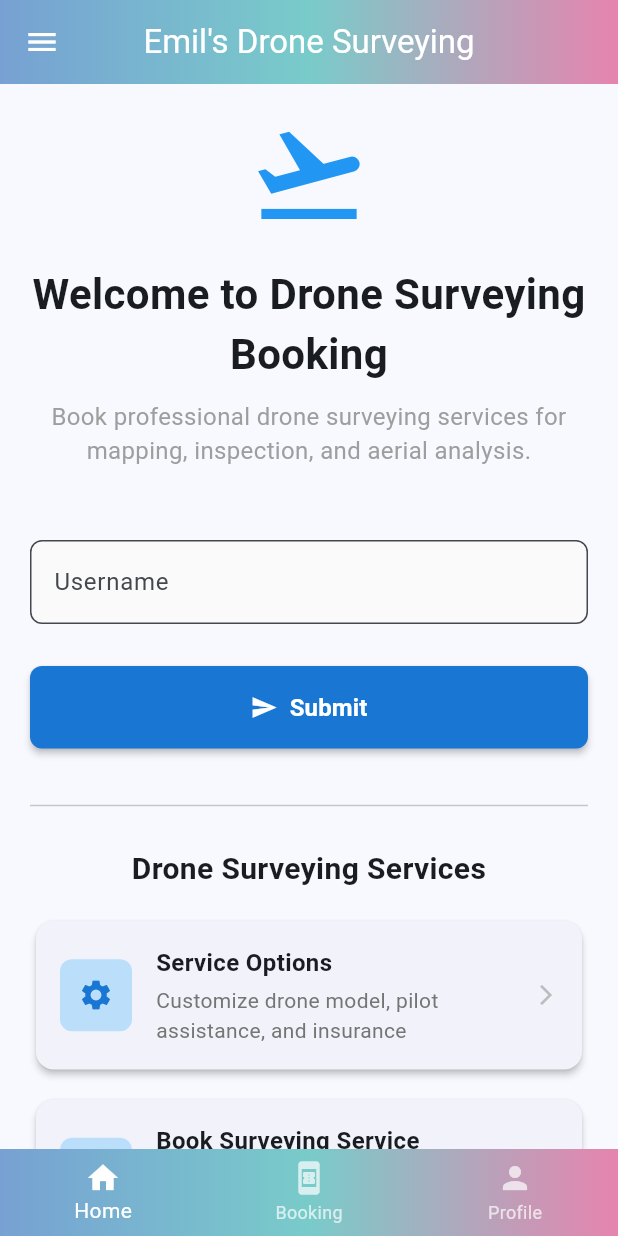
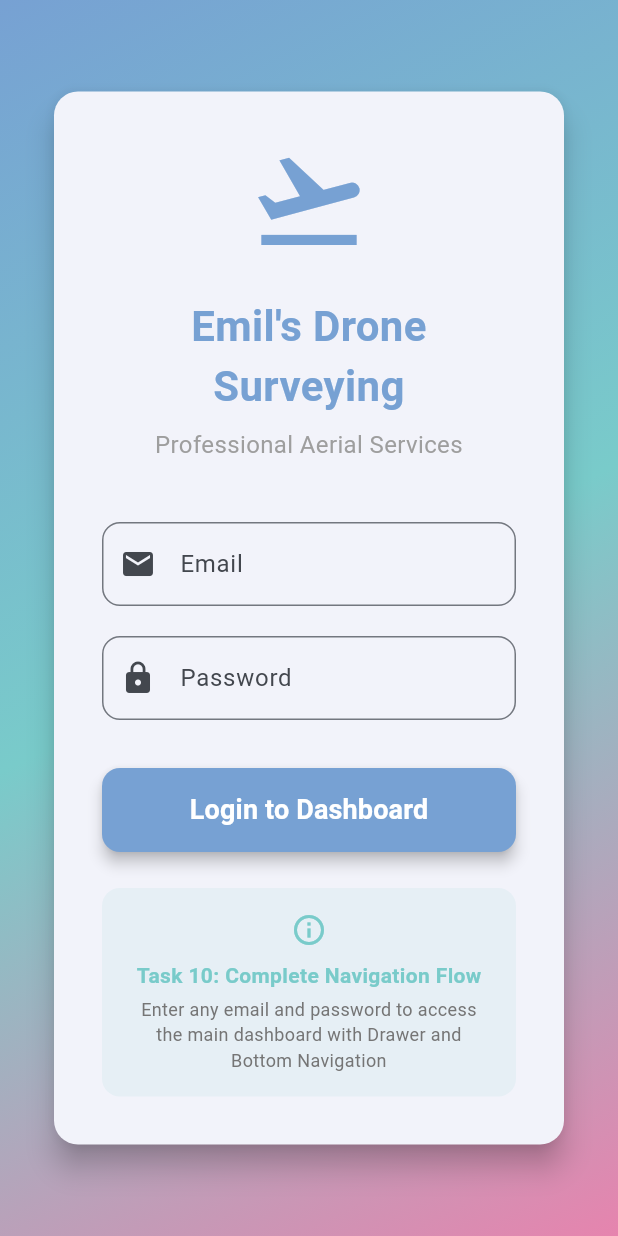
Before and after one commit to exile213/Activity3-4-PROFE8-Diaz, a Flutter app: the screen it shows after launch, on a phone screen of 412 x 824 dp. Run offline on Flutter 3.47's test engine with Material 3 defaults, Android fonts, the light colour scheme and no system bars.

Commit message:
Add login entry page and update initial route
Introduces a new LoginEntryPage as the app's initial screen, replacing the previous main dashboard start. The login page includes form validation and a simulated login process, navigating to the main dashboard upon successful login.

```diff
--- a/lib/main.dart
+++ b/lib/main.dart
@@ -10,6 +10,7 @@ import 'views/about_page.dart';
 import 'views/contact_page.dart';
 import 'views/push_demo_page.dart';
 import 'views/messages_page.dart';
+import 'views/login_entry_page.dart';
 
 void main() {
   runApp(const MyApp());
@@ -27,11 +28,11 @@ class MyApp extends StatelessWidget {
         colorScheme: ColorScheme.fromSeed(seedColor: Colors.blue),
         useMaterial3: true,
       ),
-      // Named routes configuration
+      // Named routes configuration - Task 10: Complete navigation flow
       initialRoute: '/',
       routes: {
-        '/': (context) => const MainScreen(),
-        '/home': (context) => const MainScreen(),
+        '/': (context) => const LoginEntryPage(), // Start with login screen
+        '/home': (context) => const MainScreen(), // Main dashboard after login
         '/about': (context) => const AboutPage(),
         '/contact': (context) => const ContactPage(),
       },
--- /dev/null
+++ b/lib/views/login_entry_page.dart
@@ -0,0 +1,229 @@
+import 'package:flutter/material.dart';
+import '../main.dart';
+
+class LoginEntryPage extends StatefulWidget {
+  const LoginEntryPage({super.key});
+
+  @override
+  State<LoginEntryPage> createState() => _LoginEntryPageState();
+}
+
+class _LoginEntryPageState extends State<LoginEntryPage> {
+  final _formKey = GlobalKey<FormState>();
+  final _emailController = TextEditingController();
+  final _passwordController = TextEditingController();
+  bool _isLoading = false;
+
+  @override
+  void dispose() {
+    _emailController.dispose();
+    _passwordController.dispose();
+    super.dispose();
+  }
+
+  Future<void> _handleLogin() async {
+    if (_formKey.currentState!.validate()) {
+      setState(() {
+        _isLoading = true;
+      });
+
+      // Simulate login delay
+      await Future.delayed(const Duration(seconds: 2));
+
+      if (mounted) {
+        // Navigate to main app using pushReplacement to prevent going back
+        Navigator.pushReplacement(
+          context,
+          MaterialPageRoute(builder: (context) => const MainScreen()),
+        );
+      }
+    }
+  }
+
+  @override
+  Widget build(BuildContext context) {
+    return Scaffold(
+      body: Container(
+        decoration: const BoxDecoration(
+          gradient: LinearGradient(
+            colors: [Color(0xFF77A1D3), Color(0xFF79CBCA), Color(0xFFE684AE)],
+            begin: Alignment.topLeft,
+            end: Alignment.bottomRight,
+          ),
+        ),
+        child: SafeArea(
+          child: Center(
+            child: SingleChildScrollView(
+              padding: const EdgeInsets.all(32.0),
+              child: Card(
+                elevation: 8,
+                shape: RoundedRectangleBorder(
+                  borderRadius: BorderRadius.circular(16),
+                ),
+                child: Padding(
+                  padding: const EdgeInsets.all(32.0),
+                  child: Form(
+                    key: _formKey,
+                    child: Column(
+                      mainAxisSize: MainAxisSize.min,
+                      children: [
+                        // Logo and Title
+                        const Icon(
+                          Icons.flight_takeoff,
+                          size: 80,
+                          color: Color(0xFF77A1D3),
+                        ),
+                        const SizedBox(height: 24),
+                        const Text(
+                          'Emil\'s Drone Surveying',
+                          style: TextStyle(
+                            fontSize: 28,
+                            fontWeight: FontWeight.bold,
+                            color: Color(0xFF77A1D3),
+                          ),
+                          textAlign: TextAlign.center,
+                        ),
+                        const SizedBox(height: 8),
+                        const Text(
+                          'Professional Aerial Services',
+                          style: TextStyle(fontSize: 16, color: Colors.grey),
+                          textAlign: TextAlign.center,
+                        ),
+                        const SizedBox(height: 40),
+
+                        // Email Field
+                        TextFormField(
+                          controller: _emailController,
+                          keyboardType: TextInputType.emailAddress,
+                          decoration: InputDecoration(
+                            labelText: 'Email',
+                            prefixIcon: const Icon(Icons.email),
+                            border: OutlineInputBorder(
+                              borderRadius: BorderRadius.circular(12),
+                            ),
+                            focusedBorder: OutlineInputBorder(
+                              borderRadius: BorderRadius.circular(12),
+                              borderSide: const BorderSide(
+                                color: Color(0xFF77A1D3),
+                                width: 2,
+                              ),
+                            ),
+                          ),
+                          validator: (value) {
+                            if (value == null || value.isEmpty) {
+                              return 'Please enter your email';
+                            }
+                            if (!RegExp(
+                              r'^[\w-\.]+@([\w-]+\.)+[\w-]{2,4}$',
+                            ).hasMatch(value)) {
+                              return 'Please enter a valid email address';
+                            }
+                            return null;
+                          },
+                        ),
+                        const SizedBox(height: 20),
+
+                        // Password Field
+                        TextFormField(
+                          controller: _passwordController,
+                          obscureText: true,
+                          decoration: InputDecoration(
+                            labelText: 'Password',
+                            prefixIcon: const Icon(Icons.lock),
+                            border: OutlineInputBorder(
+                              borderRadius: BorderRadius.circular(12),
+                            ),
+                            focusedBorder: OutlineInputBorder(
+                              borderRadius: BorderRadius.circular(12),
+                              borderSide: const BorderSide(
+                                color: Color(0xFF77A1D3),
+                                width: 2,
+                              ),
+                            ),
+                          ),
+                          validator: (value) {
+                            if (value == null || value.isEmpty) {
+                              return 'Please enter your password';
+                            }
+                            return null;
+                          },
+                        ),
+                        const SizedBox(height: 32),
+
+                        // Login Button
+                        SizedBox(
+                          width: double.infinity,
+                          height: 56,
+                          child: ElevatedButton(
+                            onPressed: _isLoading ? null : _handleLogin,
+                            style: ElevatedButton.styleFrom(
+                              backgroundColor: const Color(0xFF77A1D3),
+                              foregroundColor: Colors.white,
+                              shape: RoundedRectangleBorder(
+                                borderRadius: BorderRadius.circular(12),
+                              ),
+                              elevation: 4,
+                            ),
+                            child: _isLoading
+                                ? const CircularProgressIndicator(
+                                    valueColor: AlwaysStoppedAnimation<Color>(
+                                      Colors.white,
+                                    ),
+                                  )
+                                : const Text(
+                                    'Login to Dashboard',
+                                    style: TextStyle(
+                                      fontSize: 18,
+                                      fontWeight: FontWeight.bold,
+                                    ),
+                                  ),
+                          ),
+                        ),
+                        const SizedBox(height: 24),
+
+                        // Demo Info
+                        Container(
+                          padding: const EdgeInsets.all(16),
+                          decoration: BoxDecoration(
+                            color: const Color(0xFF79CBCA).withOpacity(0.1),
+                            borderRadius: BorderRadius.circular(12),
+                          ),
+                          child: Column(
+                            children: [
+                              const Icon(
+                                Icons.info_outline,
+                                color: Color(0xFF79CBCA),
+                                size: 24,
+                              ),
+                              const SizedBox(height: 8),
+                              const Text(
+                                'Task 10: Complete Navigation Flow',
+                                style: TextStyle(
+                                  fontWeight: FontWeight.bold,
+                                  color: Color(0xFF79CBCA),
+                                ),
+                              ),
+                              const SizedBox(height: 4),
+                              Text(
+                                'Enter any email and password to access the main dashboard with Drawer and Bottom Navigation',
+                                style: TextStyle(
+                                  fontSize: 12,
+                                  color: Colors.grey[600],
+                                ),
+                                textAlign: TextAlign.center,
+                              ),
+                            ],
+                          ),
+                        ),
+                      ],
+                    ),
+                  ),
+                ),
+              ),
+            ),
+          ),
+        ),
+      ),
+    );
+  }
+}
```
